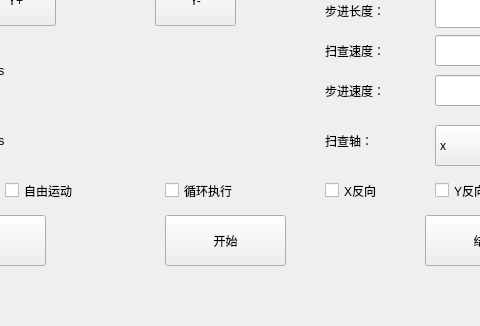
Qt form mainwindow.ui (chuge007/loke) before a commit; both pictures show x 335 to 815 and y 282 to 608 of the 939 by 608 pixel window.
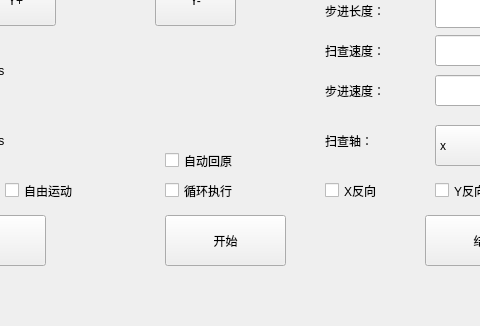
The same form after that commit.

Diff of the .ui file:
```diff
--- a/mainwindow.ui
+++ b/mainwindow.ui
@@ -1305,6 +1305,19 @@
      <string>循环执行</string>
     </property>
    </widget>
+   <widget class="QCheckBox" name="autoBackOriginCheck">
+    <property name="geometry">
+     <rect>
+      <x>500</x>
+      <y>410</y>
+      <width>151</width>
+      <height>31</height>
+     </rect>
+    </property>
+    <property name="text">
+     <string>自动回原</string>
+    </property>
+   </widget>
    <widget class="QCheckBox" name="freeMotionCheck">
     <property name="geometry">
      <rect>
```
